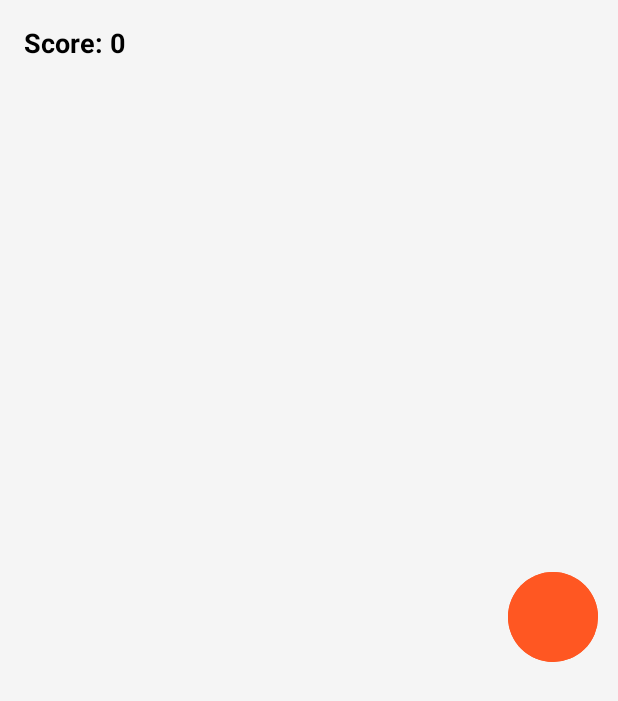
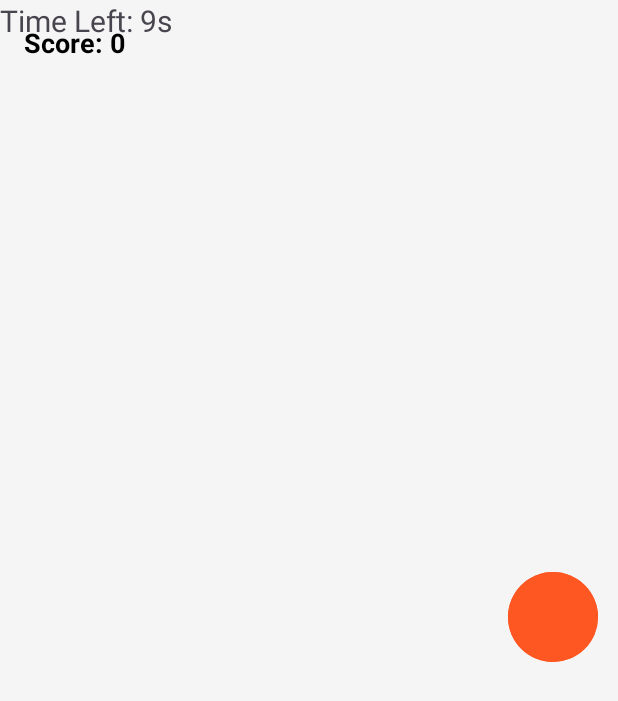
Before and after one commit to salahbdg/MobileGame, an Android app: the CatchDotActivity screen opened directly, with no data from a screen before it, on a phone screen of 412 x 824 dp. Shown: the top 701 px of the screen. Run offline under Robolectric (Android 15) with nearby library versions, the light colour scheme and no system bars.

Commit message:
correct some bugs related to activities launching and destroying

```diff
--- a/app/build.gradle.kts
+++ b/app/build.gradle.kts
@@ -1,5 +1,6 @@
 plugins {
     alias(libs.plugins.android.application)
+
 }
 
 android {
@@ -40,4 +41,7 @@ dependencies {
     testImplementation(libs.junit)
     androidTestImplementation(libs.ext.junit)
     androidTestImplementation(libs.espresso.core)
+
+    implementation(platform("com.google.firebase:firebase-bom:33.12.0"))
+    implementation("com.google.firebase:firebase-analytics")
 }
--- a/app/src/main/java/com/bdg/mobilegame/GameActivity.java
+++ b/app/src/main/java/com/bdg/mobilegame/GameActivity.java
@@ -11,6 +11,7 @@ import androidx.appcompat.app.AppCompatActivity;
 
 import java.util.ArrayList;
 import java.util.List;
+import java.util.Collections;
 
 public class GameActivity extends AppCompatActivity {
 
@@ -76,13 +77,15 @@ public class GameActivity extends AppCompatActivity {
         challengeList.add(new Challenge("Swipe It!", "motion", 10, com.bdg.mobilegame.challenges.SwipeItActivity.class));
         // Add 3 more as you build them
 
+        //shuffle then set challenges for Challenge manager
+        Collections.shuffle(challengeList);
         ChallengeManager.getInstance().setChallenges(challengeList);
 
         Class<?> firstActivity = ChallengeManager.getInstance().getCurrentChallenge().getActivityToLaunch();
         if (firstActivity != null) {
             Intent intent = new Intent(this, firstActivity);
             startActivity(intent);
-            //finish();
+            finish();
         }
     }
 
--- a/app/src/main/java/com/bdg/mobilegame/challenges/CatchDotActivity.java
+++ b/app/src/main/java/com/bdg/mobilegame/challenges/CatchDotActivity.java
@@ -3,9 +3,11 @@ package com.bdg.mobilegame.challenges;
 
 import android.content.Intent;
 import android.os.Bundle;
+import android.os.CountDownTimer;
 import android.os.Handler;
 import android.util.Log;
 import android.view.View;
+import android.widget.Button;
 import android.widget.FrameLayout;
 import android.widget.TextView;
 import android.widget.ImageView;
@@ -26,6 +28,12 @@ public class CatchDotActivity extends AppCompatActivity {
     private Handler handler = new Handler();
     private Random random = new Random();
     private final int MAX_TAPS = 10;
+    private CountDownTimer timer;
+    private final long TIME_LIMIT = 10000; // 10 seconds
+    private TextView timerText;
+
+
+
 
     @Override
     protected void onCreate(Bundle savedInstanceState) {
@@ -38,6 +46,8 @@ public class CatchDotActivity extends AppCompatActivity {
         gameArea = findViewById(R.id.gameArea);
         dot = findViewById(R.id.dot);
         scoreText = findViewById(R.id.scoreText);
+        timerText = findViewById(R.id.timerText);
+
 
         moveDotRandomly();
 
@@ -53,19 +63,54 @@ public class CatchDotActivity extends AppCompatActivity {
             }
         });
 
-        Class<?> next = ChallengeManager.getInstance().getNextChallengeActivity();
+        timer = new CountDownTimer(TIME_LIMIT, 1000) {
+            @Override
+            public void onTick(long millisUntilFinished) {
+                timerText.setText("Time Left: " + millisUntilFinished / 1000 + "s");
+            }
 
-        if (next != null) {
-            startActivity(new Intent(this, next));
-            //finish();
-        } else {
-            // Game Over
-            //Intent intent = new Intent(this, GameOverActivity.class);
-//            intent.putExtra("score", ChallengeManager.getInstance().getScore());
-//            startActivity(intent);
+            @Override
+            public void onFinish() {
+                timerText.setText("Time's Up!");
+
+                // Add a small delay to allow the user to see the result briefly
+                new Handler().postDelayed(() -> {
+                    // Start the next activity
+                    Class<?> next = ChallengeManager.getInstance().getNextChallengeActivity();
+
+                    if (next != null) {
+                        startActivity(new Intent(CatchDotActivity.this, next));
+                        finish();
+                    }
+                }, 500); // 1.5 seconds delay
+
+            }
+        };
+        timer.start();
+
+//        Class<?> next = ChallengeManager.getInstance().getNextChallengeActivity();
+//
+//        Log.d(
+//                "nextactivity", next.getName()
+//        );
+//
+//        if (next != null) {
+//            startActivity(new Intent(this, next));
 //            finish();
-        }
+//        } else {
+//            // Game Over
+//            //Intent intent = new Intent(this, GameOverActivity.class);
+////            intent.putExtra("score", ChallengeManager.getInstance().getScore());
+////            startActivity(intent);
+////            finish();
+//        }
     }
+
+
+
+
+//    Helper methods
+
 
     private void moveDotRandomly() {
         handler.post(() -> {
@@ -86,4 +131,5 @@ public class CatchDotActivity extends AppCompatActivity {
             dot.setY(y);
         });
     }
+
 }
--- a/app/src/main/res/layout/activity_catch_dot.xml
+++ b/app/src/main/res/layout/activity_catch_dot.xml
@@ -15,6 +15,14 @@
         android:textStyle="bold"
         android:textColor="#000000" />
 
+    <TextView
+        android:id="@+id/timerText"
+        android:layout_width="wrap_content"
+        android:layout_height="wrap_content"
+        android:text="Time Left: 10s"
+        android:textSize="20sp"
+        android:layout_marginBottom="24dp"/>
+
     <ImageView
         android:id="@+id/dot"
         android:layout_width="60dp"
@@ -24,4 +32,5 @@
         android:background="@drawable/circle_background"
         android:scaleType="centerCrop" />
 
+
 </FrameLayout>
--- a/app/src/main/res/layout/shake_it_activity.xml
+++ b/app/src/main/res/layout/shake_it_activity.xml
@@ -28,4 +28,10 @@
         android:layout_width="wrap_content"
         android:layout_height="wrap_content"
         android:text="Start Challenge"/>
+
+    <Button
+        android:id="@+id/nextChallenge"
+        android:layout_width="wrap_content"
+        android:layout_height="wrap_content"
+        android:text="next Challenge"/>
 </LinearLayout>
```
Also changed, not shown: app/src/main/AndroidManifest.xml (+11 -0 lines), app/src/main/java/com/bdg/mobilegame/challenges/ShakeIt.java (+26 -2 lines), app/src/main/java/com/bdg/mobilegame/challenges/SwipeItActivity.java (+14 -11 lines), build.gradle.kts (line endings or trailing spaces).
